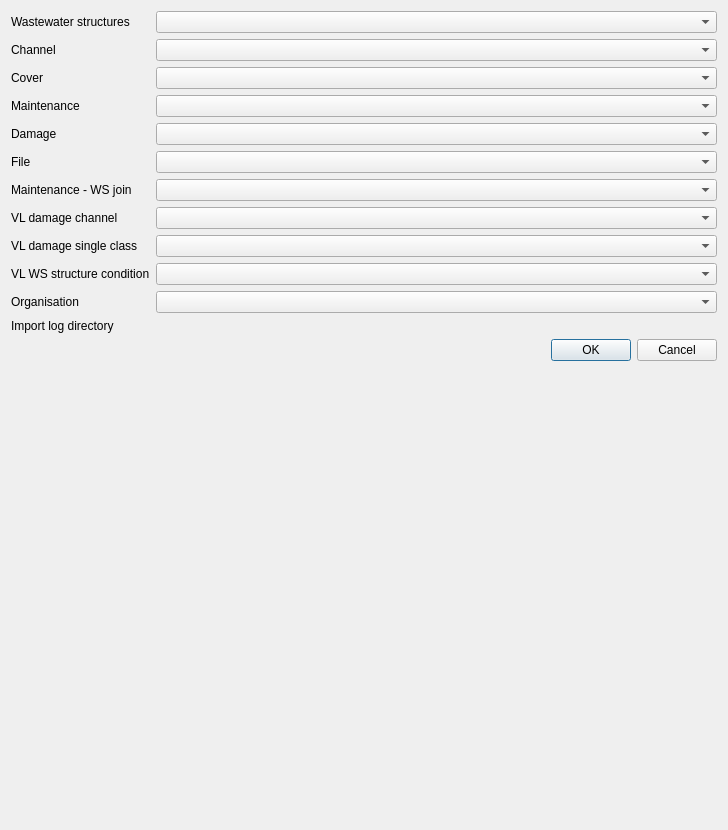
First picture: the form in wincan2teksi/ui/settings.ui, repository opengisch/QGIS_TEKSI_Wincan_Vx_Importer_Plugin, before the edit.
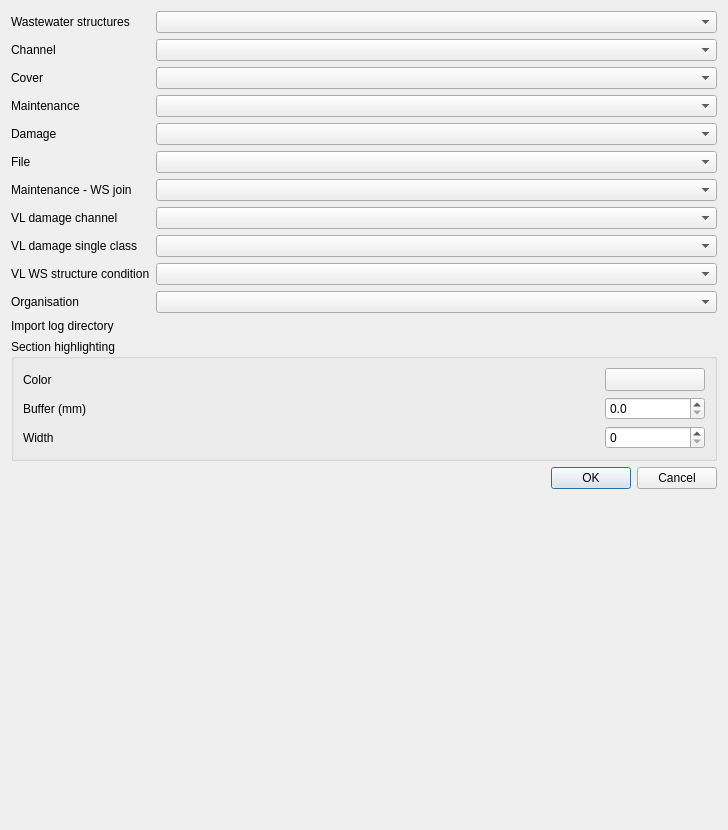
Second picture: the form after the edit. Custom widgets are drawn as their Qt base class.

Commit message: improve auto highlighting

Diff of the .ui file:
```diff
--- a/wincan2teksi/ui/settings.ui
+++ b/wincan2teksi/ui/settings.ui
@@ -29,6 +29,69 @@
     </widget>
    </item>
    <item row="12" column="0" colspan="2">
+    <widget class="QGroupBox" name="highlightGroupBox">
+     <property name="title">
+      <string>Section highlighting</string>
+     </property>
+     <layout class="QGridLayout" name="gridLayout_highlight">
+      <item row="0" column="0">
+       <widget class="QLabel" name="label_highlight_color">
+        <property name="text">
+         <string>Color</string>
+        </property>
+       </widget>
+      </item>
+      <item row="0" column="1">
+       <widget class="QgsColorButton" name="highlight_color_button">
+        <property name="minimumSize">
+         <size>
+          <width>100</width>
+          <height>0</height>
+         </size>
+        </property>
+       </widget>
+      </item>
+      <item row="1" column="0">
+       <widget class="QLabel" name="label_highlight_buffer">
+        <property name="text">
+         <string>Buffer (mm)</string>
+        </property>
+       </widget>
+      </item>
+      <item row="1" column="1">
+       <widget class="QDoubleSpinBox" name="highlight_buffer_spinbox">
+        <property name="decimals">
+         <number>1</number>
+        </property>
+        <property name="minimum">
+         <double>0.000000000000000</double>
+        </property>
+        <property name="maximum">
+         <double>50.000000000000000</double>
+        </property>
+       </widget>
+      </item>
+      <item row="2" column="0">
+       <widget class="QLabel" name="label_highlight_width">
+        <property name="text">
+         <string>Width</string>
+        </property>
+       </widget>
+      </item>
+      <item row="2" column="1">
+       <widget class="QSpinBox" name="highlight_width_spinbox">
+        <property name="minimum">
+         <number>0</number>
+        </property>
+        <property name="maximum">
+         <number>50</number>
+        </property>
+       </widget>
+      </item>
+     </layout>
+    </widget>
+   </item>
+   <item row="13" column="0" colspan="2">
     <widget class="QDialogButtonBox" name="buttonBox">
      <property name="orientation">
       <enum>Qt::Horizontal</enum>
@@ -38,14 +101,7 @@
      </property>
     </widget>
    </item>
-   <item row="6" column="0">
-    <widget class="QLabel" name="label_6">
-     <property name="text">
-      <string>Maintenance - WS join</string>
-     </property>
-    </widget>
-   </item>
-   <item row="13" column="0">
+   <item row="14" column="0">
     <spacer name="verticalSpacer">
      <property name="orientation">
       <enum>Qt::Vertical</enum>
@@ -58,6 +114,13 @@
      </property>
     </spacer>
    </item>
+   <item row="6" column="0">
+    <widget class="QLabel" name="label_6">
+     <property name="text">
+      <string>Maintenance - WS join</string>
+     </property>
+    </widget>
+   </item>
    <item row="7" column="0">
     <widget class="QLabel" name="label_7">
      <property name="text">
@@ -176,6 +239,11 @@
    <extends>QWidget</extends>
    <header>qgis.gui</header>
   </customwidget>
+  <customwidget>
+   <class>QgsColorButton</class>
+   <extends>QToolButton</extends>
+   <header>qgscolorbutton.h</header>
+  </customwidget>
  </customwidgets>
  <resources/>
  <connections>
```
The commit also changes 6 other files.
